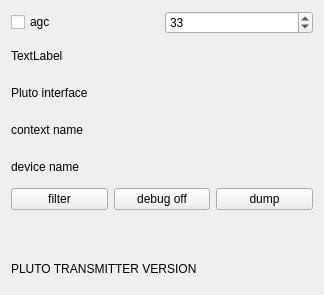
First picture: the form in dab-maxi/qt-devices/pluto-rxtx/pluto-rxtx-widget.ui, repository JvanKatwijk/qt-dab, before the edit.
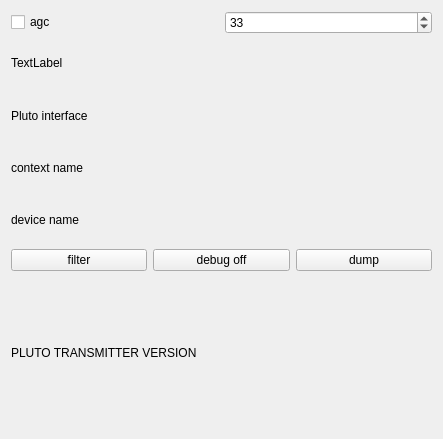
Second picture: the form after the edit. Custom widgets are drawn as their Qt base class.

Commit message: changes to pluto-rxtx

The edit to the form file:
```diff
--- a/dab-maxi/qt-devices/pluto-rxtx/pluto-rxtx-widget.ui
+++ b/dab-maxi/qt-devices/pluto-rxtx/pluto-rxtx-widget.ui
@@ -6,8 +6,8 @@
    <rect>
     <x>0</x>
     <y>0</y>
-    <width>324</width>
-    <height>295</height>
+    <width>443</width>
+    <height>439</height>
    </rect>
   </property>
   <property name="windowTitle">
@@ -118,8 +118,25 @@
      </property>
     </widget>
    </item>
+   <item>
+    <widget class="QwtPlot" name="transmittedSignal">
+     <property name="maximumSize">
+      <size>
+       <width>16777215</width>
+       <height>151</height>
+      </size>
+     </property>
+    </widget>
+   </item>
   </layout>
  </widget>
+ <customwidgets>
+  <customwidget>
+   <class>QwtPlot</class>
+   <extends>QFrame</extends>
+   <header>qwt_plot.h</header>
+  </customwidget>
+ </customwidgets>
  <resources/>
  <connections/>
 </ui>
```
The commit also changes 38 other files.
